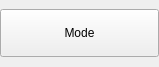
Above: ui/controls/schemeselectionbutton.ui from dmitry64/av20 before the change. Below: the same form after it.
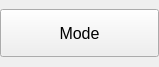
That is the form after the change.

```diff
--- a/ui/controls/schemeselectionbutton.ui
+++ b/ui/controls/schemeselectionbutton.ui
@@ -34,6 +34,14 @@
        <height>48</height>
       </size>
      </property>
+     <property name="font">
+      <font>
+       <pointsize>12</pointsize>
+      </font>
+     </property>
+     <property name="focusPolicy">
+      <enum>Qt::NoFocus</enum>
+     </property>
      <property name="text">
       <string>Mode</string>
      </property>
```
